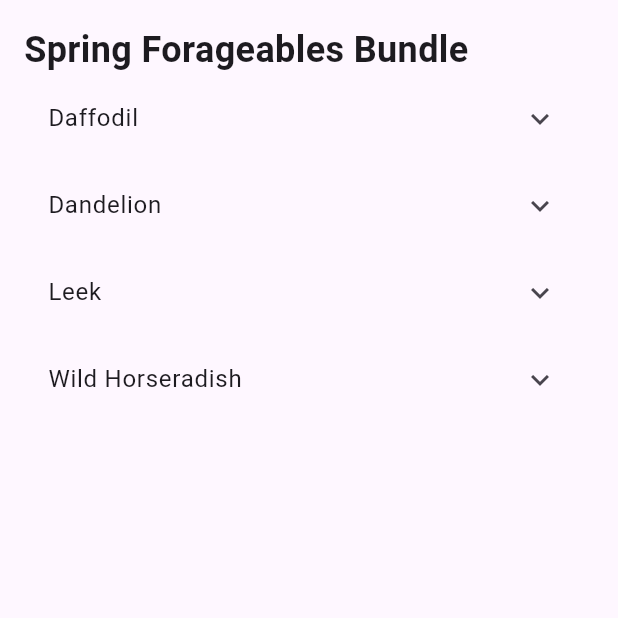
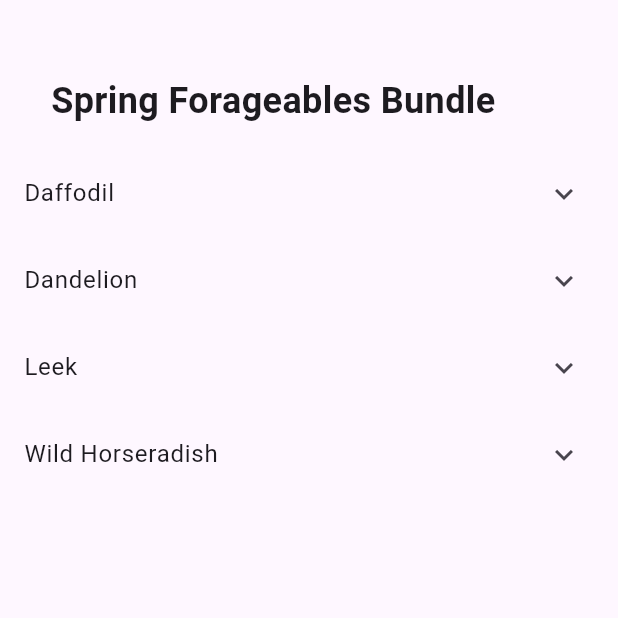
Before and after one commit to cjudd35/Stardew_companion, a Flutter app: the screen it shows after launch, on a phone screen of 412 x 824 dp, the top half of it. Run offline on Flutter 3.47's test engine with Material 3 defaults, Android fonts, the phone set to English and light mode, and no system bars.

Commit message:
last test screen before pulling data from JSON file

```diff
--- a/lib/screens/ForageablesScreen.dart
+++ b/lib/screens/ForageablesScreen.dart
@@ -8,18 +8,28 @@ class ForageablesScreen extends StatelessWidget {
   @override
   Widget build(BuildContext context) {
 
-    return const Scaffold(
+    return  Scaffold(
 
-      body: SingleChildScrollView(
-        child: Padding(
-        padding: EdgeInsets.all(16),
-        child: Column(
-          crossAxisAlignment: CrossAxisAlignment.start,
+      body: Column(
         children: [
-            Text('Spring Forageables Bundle',
+          Container(
+            width: double.infinity,
+            padding: EdgeInsets.fromLTRB
+            (34, 50, 34, 16),
+            child: Text(
+              'Spring Forageables Bundle',
               style: TextStyle(
               fontSize: 24,
-              fontWeight: FontWeight.bold)),
+              fontWeight: FontWeight.bold
+            ),
+          ),
+          ),
+
+        Expanded(
+          child: SingleChildScrollView(
+            child:Column(
+              children:[
+
 
                 ExpansionTile(
                   title: Text("Daffodil"),
@@ -41,7 +51,6 @@ class ForageablesScreen extends StatelessWidget {
                   ),
                 ],
               ),
-
 
                 ExpansionTile(
                   title: Text("Dandelion"),
@@ -107,9 +116,11 @@ class ForageablesScreen extends StatelessWidget {
               ],
             ),
             ],
-        )
-          )
-      )
+          ),
+        ),
+        ),
+        ],
+      ),
     );
   }
 }
```
Lines whose indentation alone changed are shown as unchanged.
